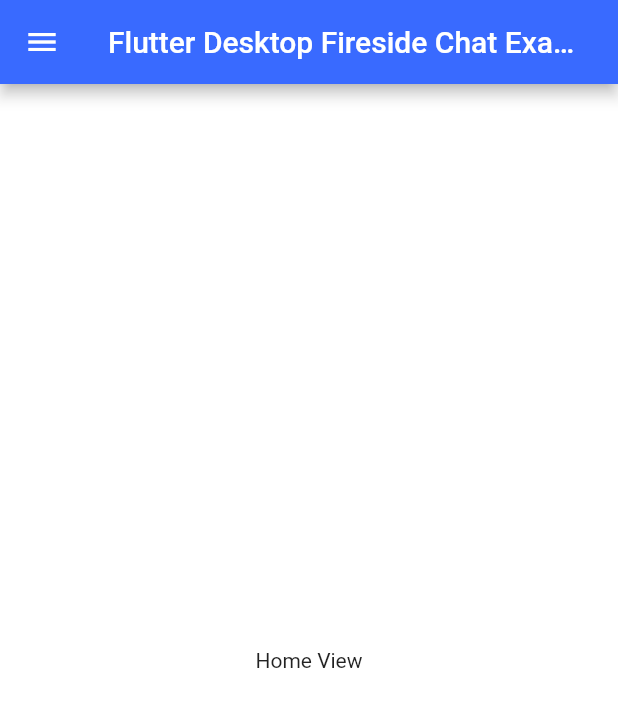
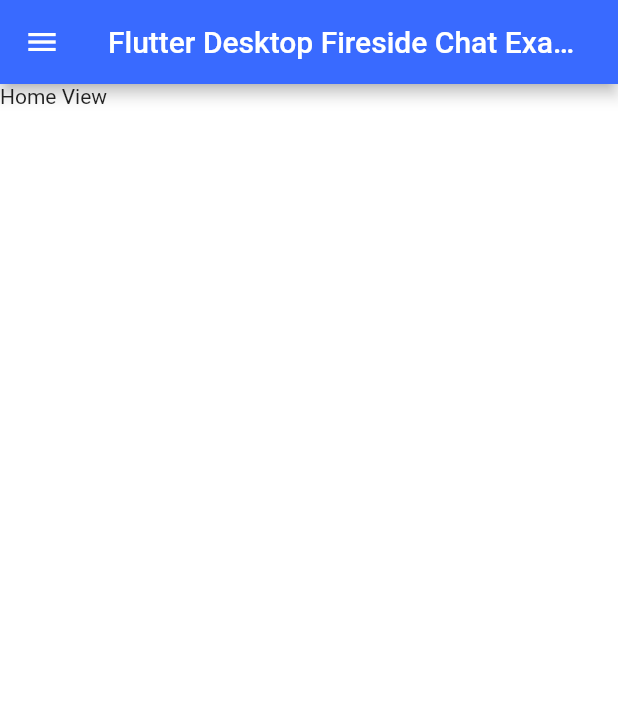
Before and after one commit to YazeedAlKhalaf/gdg_accra_flutter_desktop_fireside_chat_example, a Flutter app: the screen it shows after launch, on a phone screen of 412 x 824 dp. Shown: the top 707 px of the screen. Run offline on Flutter 3.47's test engine with Material 2 defaults, Android fonts, the phone set to English and light mode, and no system bars; our stand-ins replace flutter_riverpod.

Commit message:
👌 Make home view its own view

```diff
--- a/lib/ui/views/home_view.dart
+++ b/lib/ui/views/home_view.dart
@@ -3,8 +3,8 @@ import 'package:flutter/material.dart';
 class HomeView extends StatelessWidget {
   @override
   Widget build(BuildContext context) {
-    return Center(
-      child: Text(
+    return Scaffold(
+      body: Text(
         "Home View",
       ),
     );
```
